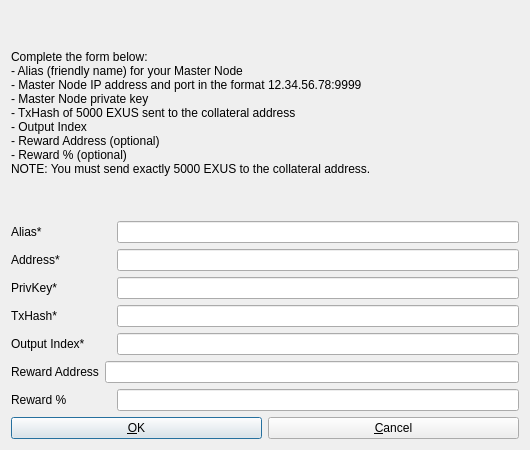
The window that src/qt/forms/addeditadrenalinenode.ui (CoryDD/exus) describes before a commit, drawn with Qt 5.
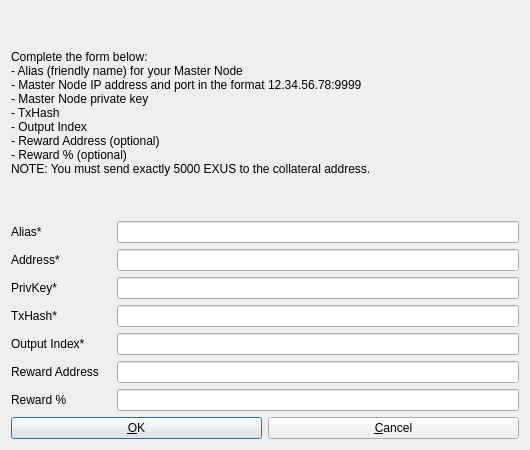
The same window after the commit.

Commit message: fixed tx field label width

What changed in the file:
```diff
--- a/src/qt/forms/addeditadrenalinenode.ui
+++ b/src/qt/forms/addeditadrenalinenode.ui
@@ -26,7 +26,7 @@
       </sizepolicy>
      </property>
      <property name="text">
-      <string>&lt;html&gt;&lt;head/&gt;&lt;body&gt;&lt;p&gt;Complete the form below:&lt;br/&gt;- Alias (friendly name) for your Master Node&lt;br/&gt;- Master Node IP address and port in the format 12.34.56.78:9999&lt;br/&gt;- Master Node private key&lt;br/&gt;- TxHash of 5000 EXUS sent to the collateral address&lt;br/&gt;- Output Index &lt;br/&gt;- Reward Address (optional)&lt;br/&gt;- Reward % (optional)&lt;br/&gt;NOTE: You must send exactly 5000 EXUS to the collateral address.&lt;/p&gt;&lt;/body&gt;&lt;/html&gt;</string>
+      <string>&lt;html&gt;&lt;head/&gt;&lt;body&gt;&lt;p&gt;Complete the form below:&lt;br/&gt;- Alias (friendly name) for your Master Node&lt;br/&gt;- Master Node IP address and port in the format 12.34.56.78:9999&lt;br/&gt;- Master Node private key&lt;br/&gt;- TxHash&lt;br/&gt;- Output Index &lt;br/&gt;- Reward Address (optional)&lt;br/&gt;- Reward % (optional)&lt;br/&gt;NOTE: You must send exactly 5000 EXUS to the collateral address.&lt;/p&gt;&lt;/body&gt;&lt;/html&gt;</string>
      </property>
      <property name="wordWrap">
       <bool>true</bool>
@@ -189,6 +189,12 @@
      </property>
      <item>
       <widget class="QLabel" name="label_3">
+       <property name="minimumSize">
+        <size>
+         <width>100</width>
+         <height>0</height>
+        </size>
+       </property>
        <property name="text">
         <string>Reward Address</string>
        </property>
```
